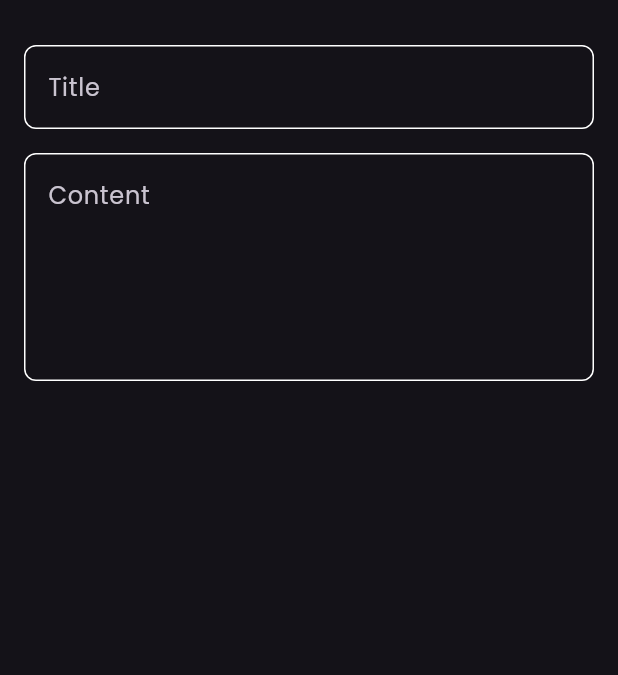
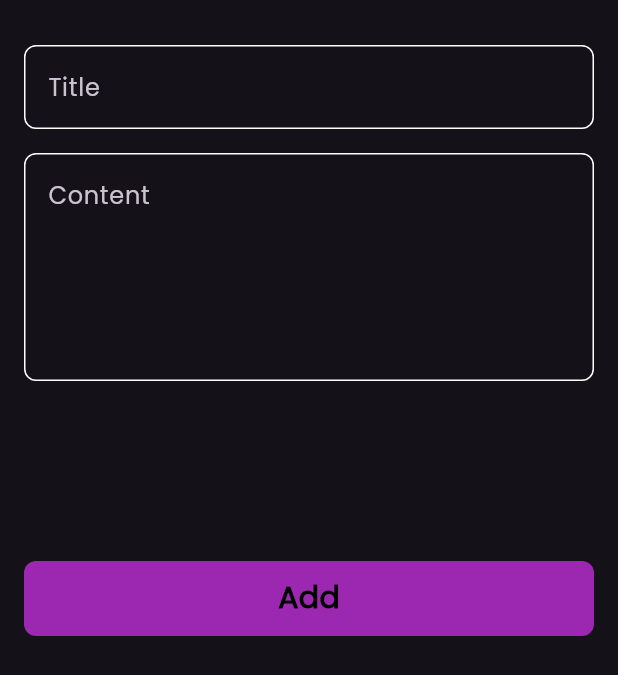
Before and after one commit to MohamedkamalSoudi/Notes-App, a Flutter app: the AddNoteBottomSheet widget shown alone on an empty page, opened directly, on a phone screen of 412 x 824 dp. Shown: the top 675 px of the screen. Run offline on Flutter 3.47's test engine with Material 3 defaults, Android fonts, the phone set to English and light mode, and no system bars.

Commit message:
finsh notes bottom shet

```diff
--- a/lib/widgets/add_note_bottom_sheet.dart
+++ b/lib/widgets/add_note_bottom_sheet.dart
@@ -1,6 +1,7 @@
 // ignore_for_file: prefer_const_literals_to_create_immutables, prefer_const_constructors
 
 import 'package:flutter/material.dart';
+import 'package:notes_app/widgets/custom_bottom.dart';
 import 'package:notes_app/widgets/custom_text_field.dart';
 
 class AddNoteBottomSheet extends StatelessWidget {
@@ -10,6 +11,7 @@ class AddNoteBottomSheet extends StatelessWidget {
   Widget build(BuildContext context) {
     return Padding(
       padding: const EdgeInsets.symmetric(horizontal: 16),
+      child: SingleChildScrollView(
         child: Column(
           children: [
             SizedBox(
@@ -25,7 +27,15 @@ class AddNoteBottomSheet extends StatelessWidget {
               hint: 'Content',
               maxLinse: 5,
             ),
+            SizedBox(
+            height: 120,
+          ),
+            CustomButtom(),
+            SizedBox(
+              height: 16,
+            ),
           ],
+        ),
       ),
     );
   }
--- /dev/null
+++ b/lib/widgets/custom_bottom.dart
@@ -0,0 +1,29 @@
+import 'package:flutter/material.dart';
+import 'package:notes_app/widgets/constants.dart';
+
+class CustomButtom extends StatelessWidget {
+  const CustomButtom({super.key});
+
+  @override
+  Widget build(BuildContext context) {
+    return Container(
+      width: MediaQuery.of(context).size.width,
+      height: 50,
+      decoration: BoxDecoration(
+        color: kPrimaryColor,
+        borderRadius: BorderRadius.circular(8),
+      ),
+      child: const Center(
+        child: Text(
+          'Add',
+          style: TextStyle(
+            fontSize: 20,
+            fontWeight: FontWeight.bold,
+            color: Colors.black
+                ,
+        ),
+      ),
+      ),
+    );
+  }
+}
```
Lines whose indentation alone changed are shown as unchanged.
